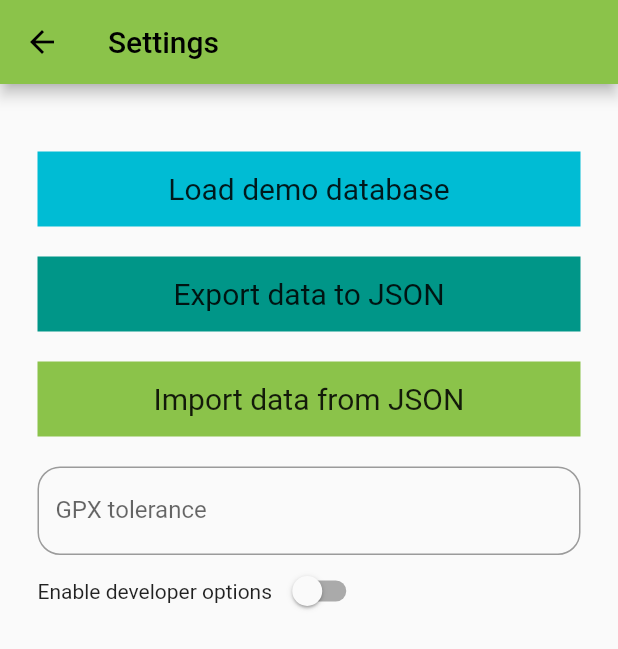
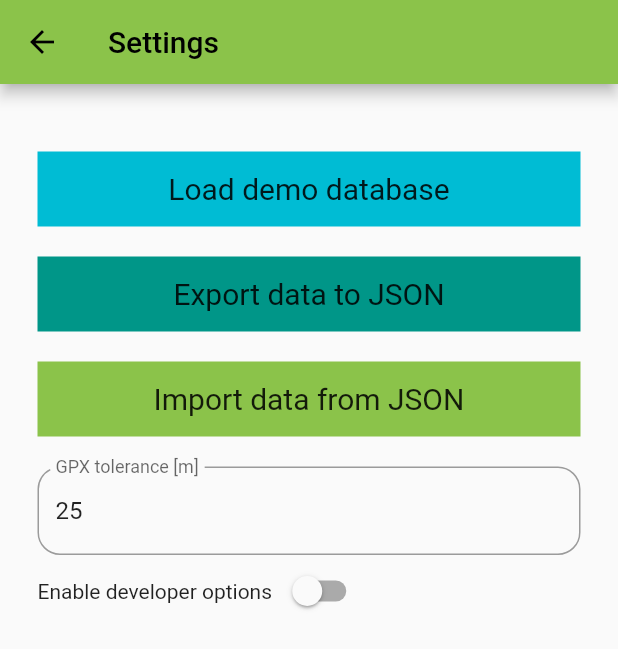
Before and after one commit to naytzap/gipfelbuch, a Flutter app: the Settings screen opened by its route, on a phone screen of 412 x 824 dp. Shown: the top 649 px of the screen. Run offline on Flutter 3.47's test engine with Material 2 defaults, Android fonts, the phone set to English and light mode, and no system bars; our stand-ins replace file_picker, flutter_map, flutter_native_image, image_picker, latlong2, permission_handler and 4 more; missing offline and left inert: flutter_barcode_scanner, flutter_osm_plugin, gpx, maps_toolkit; accounts and stored records are empty.

Commit message:
added zoom change to map, improved gpx tolerance setting

```diff
--- a/lib/screens/fmap.dart
+++ b/lib/screens/fmap.dart
@@ -62,12 +62,13 @@ class _FMapState extends State<FMap> {
                   center: widget.initPos??LatLng(48, 12.5),
                   zoom: widget.initPos!=null ? 12 : 7,
                   maxZoom: 17,
-                  minZoom: 5,
+                  minZoom: 4,
                   interactiveFlags: InteractiveFlag.all & ~InteractiveFlag.rotate,
                 ),
                 children: [
                   TileLayer(
                     urlTemplate:
+                        //https://tile.openstreetmap.de/{z}/{x}/{y}.png', //german
                     'https://tile.openstreetmap.org/{z}/{x}/{y}.png',
                   ),
                   FutureBuilder<List<Polyline>>(
--- a/lib/screens/settings.dart
+++ b/lib/screens/settings.dart
@@ -271,7 +271,6 @@ class _SettingsState extends State<Settings> {
 
   @override
   Widget build(BuildContext context) {
-
     return Scaffold(
         appBar: AppBar(
           title: const Text('Settings'),
@@ -325,15 +324,34 @@ class _SettingsState extends State<Settings> {
                           ),
                         )),
                     const SizedBox(height: 20),
-                    TextField(
-                      keyboardType: TextInputType.number,
-                      decoration: InputDecoration(hintText: "GPX tolerance", labelText: "GPX tolerance", border: OutlineInputBorder(borderRadius: BorderRadius.circular(15))),
-                      onChanged: (val) async {
-                        SharedPreferences prefs = await SharedPreferences.getInstance();
-                        prefs.setInt("gpxTolerance", int.parse(val));
-
-                      },
-                    ),
+                    FutureBuilder(
+                        future: getGpxTolerance(),
+                        builder: (context, snapshot) {
+                          if (!snapshot.hasData) {
+                            return Container();
+                          } else {
+                            var controller = TextEditingController();
+                            TextField tf = TextField(
+                                controller: controller,
+                                keyboardType: TextInputType.number,
+                                decoration: InputDecoration(
+                                    hintText: "1...100 [m]",
+                                    labelText: "GPX tolerance [m]",
+                                    border: OutlineInputBorder(
+                                        borderRadius:
+                                            BorderRadius.circular(15))),
+                                onChanged: (val) async {
+                                  SharedPreferences prefs =
+                                      await SharedPreferences.getInstance();
+                                  prefs.setInt("gpxTolerance", int.parse(val));
+                                });
+                            var gpxTolerance = snapshot.data;
+                            controller.text = snapshot.data.toString();
+                            return tf;
+                            //TODO: ListTile with ontap dropdown menu
+                            //return ListTile(title: Text("GPX Track Visualization"),subtitle: Text("$gpxTolerance m tolerance"),,);
+                          }
+                        }),
                     Row(children: [
                       Text("Enable developer options "),
                       Switch(
@@ -349,4 +367,10 @@ class _SettingsState extends State<Settings> {
                   ],
                 ))));
   }
+
+  getGpxTolerance() async {
+    int defaultValue = 25;
+    final SharedPreferences prefs = await SharedPreferences.getInstance();
+    return prefs.getInt("gpxTolerance") ?? defaultValue;
+  }
 }
```
